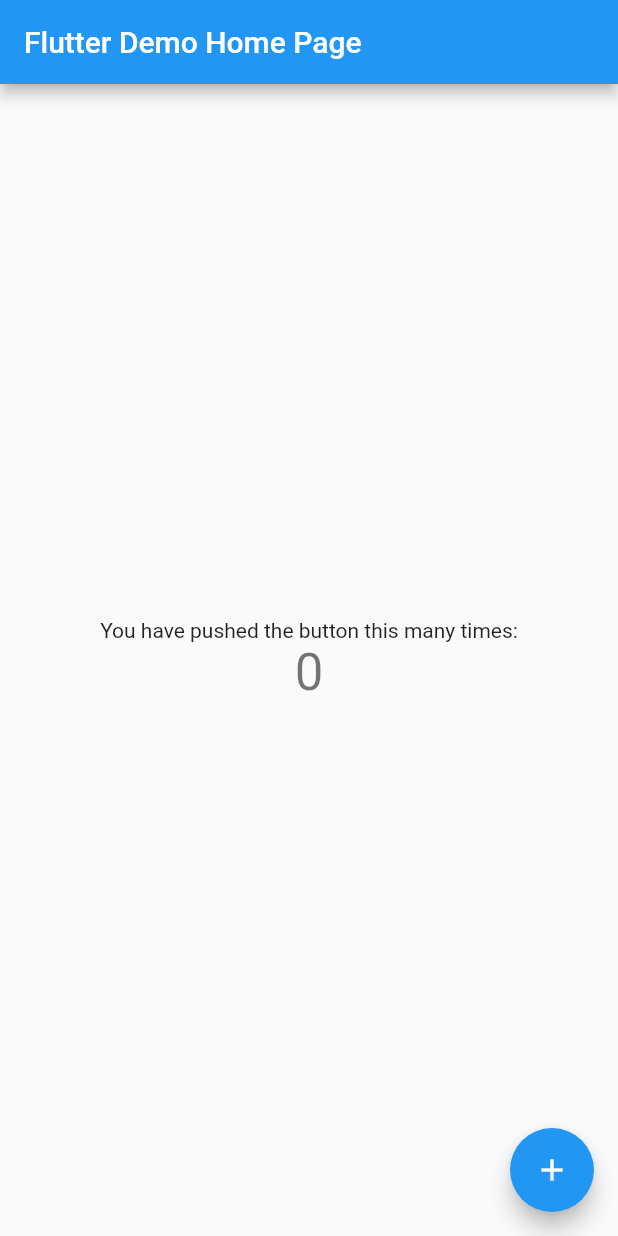
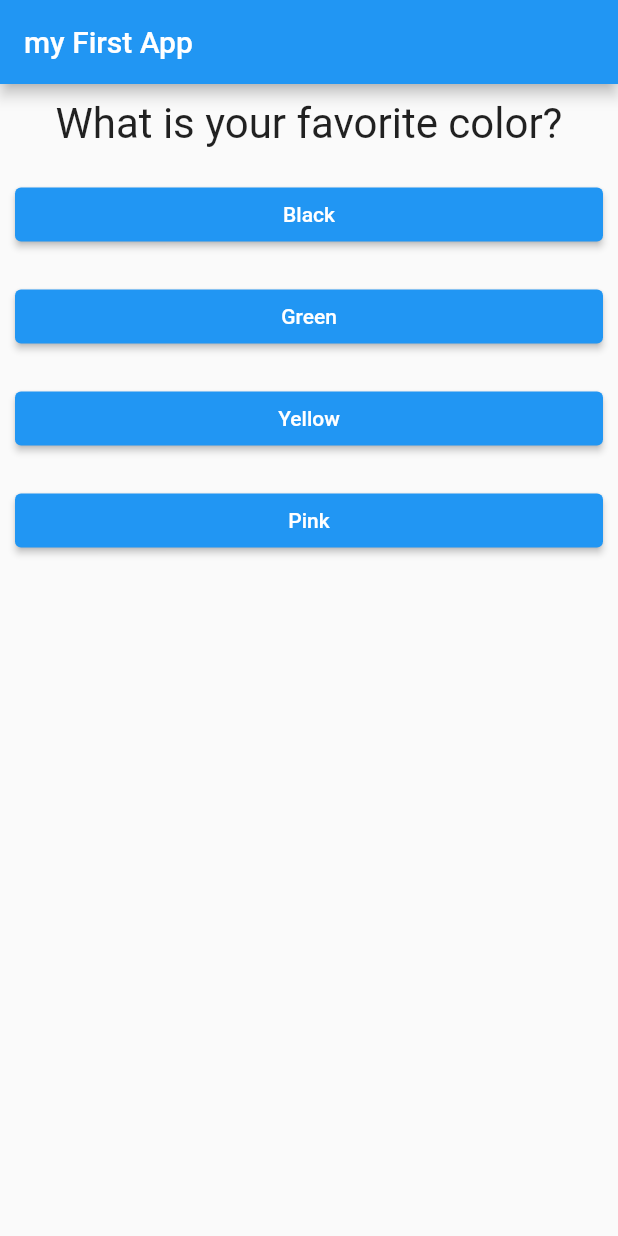
Before and after one commit to Rahaf-96/flutter-practice, a Flutter app: the screen it shows after launch, on a phone screen of 412 x 824 dp. Run offline on Flutter 3.47's test engine with Material 2 defaults, Android fonts, the phone set to English and light mode, and no system bars; missing offline and left inert: dart:ffi.

Commit message:
quiz app

```diff
--- /dev/null
+++ b/lib/answer.dart
@@ -0,0 +1,23 @@
+import 'package:flutter/material.dart';
+
+class Answer extends StatelessWidget {
+  final Function selectHandler;
+  final String answerText;
+
+  Answer(this.selectHandler, this.answerText);
+
+  @override
+  Widget build(BuildContext context) {
+    return Container(
+      width: double.infinity,
+      margin: EdgeInsets.all(10),
+      child: ElevatedButton(
+        style: ButtonStyle(
+            backgroundColor: MaterialStateProperty.all(Colors.blue),
+            foregroundColor: MaterialStateProperty.all(Colors.white)),
+        child: Text(answerText),
+        onPressed: selectHandler,
+      ),
+    );
+  }
+}
--- a/lib/main.dart
+++ b/lib/main.dart
@@ -1,113 +1,75 @@
+import 'dart:ffi';
+
 import 'package:flutter/material.dart';
 
-void main() {
-  runApp(MyApp());
-}
+import './quiz.dart';
+import './result.dart';
 
-class MyApp extends StatelessWidget {
-  // This widget is the root of your application.
+void main() => runApp(MyApp());
+
+class MyApp extends StatefulWidget {
   @override
-  Widget build(BuildContext context) {
-    return MaterialApp(
-      title: 'Flutter Demo',
-      theme: ThemeData(
-        // This is the theme of your application.
-        //
-        // Try running your application with "flutter run". You'll see the
-        // application has a blue toolbar. Then, without quitting the app, try
-        // changing the primarySwatch below to Colors.green and then invoke
-        // "hot reload" (press "r" in the console where you ran "flutter run",
-        // or simply save your changes to "hot reload" in a Flutter IDE).
-        // Notice that the counter didn't reset back to zero; the application
-        // is not restarted.
-        primarySwatch: Colors.blue,
-      ),
-      home: MyHomePage(title: 'Flutter Demo Home Page'),
-    );
+  State<StatefulWidget> createState() {
+    return _MyAppState();
   }
 }
 
-class MyHomePage extends StatefulWidget {
-  MyHomePage({Key key, this.title}) : super(key: key);
+class _MyAppState extends State<StatefulWidget> {
+  var _questionIndex = 0;
+  var _totalScore = 0;
 
-  // This widget is the home page of your application. It is stateful, meaning
-  // that it has a State object (defined below) that contains fields that affect
-  // how it looks.
+  void _resetQuiz() {
+    setState(() {
+      _questionIndex = 0;
+      _totalScore = 0;
+    });
+  }
 
-  // This class is the configuration for the state. It holds the values (in this
-  // case the title) provided by the parent (in this case the App widget) and
-  // used by the build method of the State. Fields in a Widget subclass are
-  // always marked "final".
+  final _questions = const [
+    {
+      'questionText': 'What is your favorite color?',
+      'answers': [
+        {'text': 'Black', 'score': 10},
+        {'text': 'Green', 'score': 4},
+        {'text': 'Yellow', 'score': 6},
+        {'text': 'Pink', 'score': 1}
+      ]
+    },
+    {
+      'questionText': 'What is your favorite animal?',
+      'answers': [
+        {'text': 'Rabbit', 'score': 10},
+        {'text': 'Lion', 'score': 4},
+        {'text': 'Tiger', 'score': 6},
+      ]
+    }
+  ];
 
-  final String title;
+  void _answerQuestion(int score) {
+    _totalScore += score;
 
-  @override
-  _MyHomePageState createState() => _MyHomePageState();
-}
-
-class _MyHomePageState extends State<MyHomePage> {
-  int _counter = 0;
-
-  void _incrementCounter() {
     setState(() {
-      // This call to setState tells the Flutter framework that something has
-      // changed in this State, which causes it to rerun the build method below
-      // so that the display can reflect the updated values. If we changed
-      // _counter without calling setState(), then the build method would not be
-      // called again, and so nothing would appear to happen.
-      _counter++;
+      _questionIndex = _questionIndex + 1;
     });
+    print(_questionIndex);
+    if (_questionIndex < _questions.length) {
+      print('there is more question');
+    }
   }
 
   @override
   Widget build(BuildContext context) {
-    // This method is rerun every time setState is called, for instance as done
-    // by the _incrementCounter method above.
-    //
-    // The Flutter framework has been optimized to make rerunning build methods
-    // fast, so that you can just rebuild anything that needs updating rather
-    // than having to individually change instances of widgets.
-    return Scaffold(
-      appBar: AppBar(
-        // Here we take the value from the MyHomePage object that was created by
-        // the App.build method, and use it to set our appbar title.
-        title: Text(widget.title),
-      ),
-      body: Center(
-        // Center is a layout widget. It takes a single child and positions it
-        // in the middle of the parent.
-        child: Column(
-          // Column is also a layout widget. It takes a list of children and
-          // arranges them vertically. By default, it sizes itself to fit its
-          // children horizontally, and tries to be as tall as its parent.
-          //
-          // Invoke "debug painting" (press "p" in the console, choose the
-          // "Toggle Debug Paint" action from the Flutter Inspector in Android
-          // Studio, or the "Toggle Debug Paint" command in Visual Studio Code)
-          // to see the wireframe for each widget.
-          //
-          // Column has various properties to control how it sizes itself and
-          // how it positions its children. Here we use mainAxisAlignment to
-          // center the children vertically; the main axis here is the vertical
-          // axis because Columns are vertical (the cross axis would be
-          // horizontal).
-          mainAxisAlignment: MainAxisAlignment.center,
-          children: <Widget>[
-            Text(
-              'You have pushed the button this many times:',
-            ),
-            Text(
-              '$_counter',
-              style: Theme.of(context).textTheme.headline4,
-            ),
-          ],
-        ),
-      ),
-      floatingActionButton: FloatingActionButton(
-        onPressed: _incrementCounter,
-        tooltip: 'Increment',
-        child: Icon(Icons.add),
-      ), // This trailing comma makes auto-formatting nicer for build methods.
+    return MaterialApp(
+      home: Scaffold(
+          appBar: AppBar(
+            title: Text('my First App'),
+          ),
+          body: _questionIndex < _questions.length
+              ? Quiz(
+                  answerQuestion: _answerQuestion,
+                  questions: _questions,
+                  questionIndex: _questionIndex)
+              : Result(_totalScore, _resetQuiz)),
     );
   }
 }
--- /dev/null
+++ b/lib/question.dart
@@ -0,0 +1,19 @@
+import 'package:flutter/material.dart';
+
+class Question extends StatelessWidget {
+  final String questionText;
+
+  Question(this.questionText);
+
+  @override
+  Widget build(BuildContext context) {
+    return Container(
+        width: double.infinity,
+        margin: EdgeInsets.all(10),
+        child: Text(
+          questionText,
+          style: TextStyle(fontSize: 28),
+          textAlign: TextAlign.center,
+        ));
+  }
+}
--- /dev/null
+++ b/lib/quiz.dart
@@ -0,0 +1,26 @@
+import 'package:flutter/material.dart';
+
+import './question.dart';
+import './answer.dart';
+
+class Quiz extends StatelessWidget {
+  final List<Map<String, Object>> questions;
+  final Function answerQuestion;
+  final int questionIndex;
+
+  Quiz(
+      {@required this.questions,
+      @required this.answerQuestion,
+      @required this.questionIndex});
+
+  @override
+  Widget build(BuildContext context) {
+    return Column(children: [
+      Question(questions[questionIndex]['questionText']),
+      ...(questions[questionIndex]['answers'] as List<Map<String, Object>>)
+          .map((answer) {
+        return Answer(() => answerQuestion(answer['score']), answer['text']);
+      }).toList(),
+    ]);
+  }
+}
```
Also changed, not shown: lib/result.dart (added, +44 -0 lines), 2 other files.
